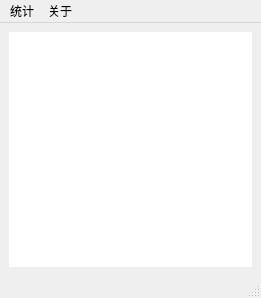
The window that mainwindow.ui (iwxyi/KeyCounter) describes before a commit, drawn with Qt 5.
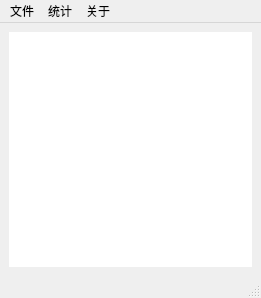
The same window after the commit.

The edit to the form file:
```diff
--- a/mainwindow.ui
+++ b/mainwindow.ui
@@ -61,6 +61,14 @@
     <addaction name="actionAbout"/>
     <addaction name="actionGitHub"/>
    </widget>
+   <widget class="QMenu" name="menu_3">
+    <property name="title">
+     <string>文件</string>
+    </property>
+    <addaction name="actionFilePath"/>
+    <addaction name="actionExit"/>
+   </widget>
+   <addaction name="menu_3"/>
    <addaction name="menu"/>
    <addaction name="menu_2"/>
   </widget>
```
Left out of the diff: 11 changed lines with no effect on the pictures.
